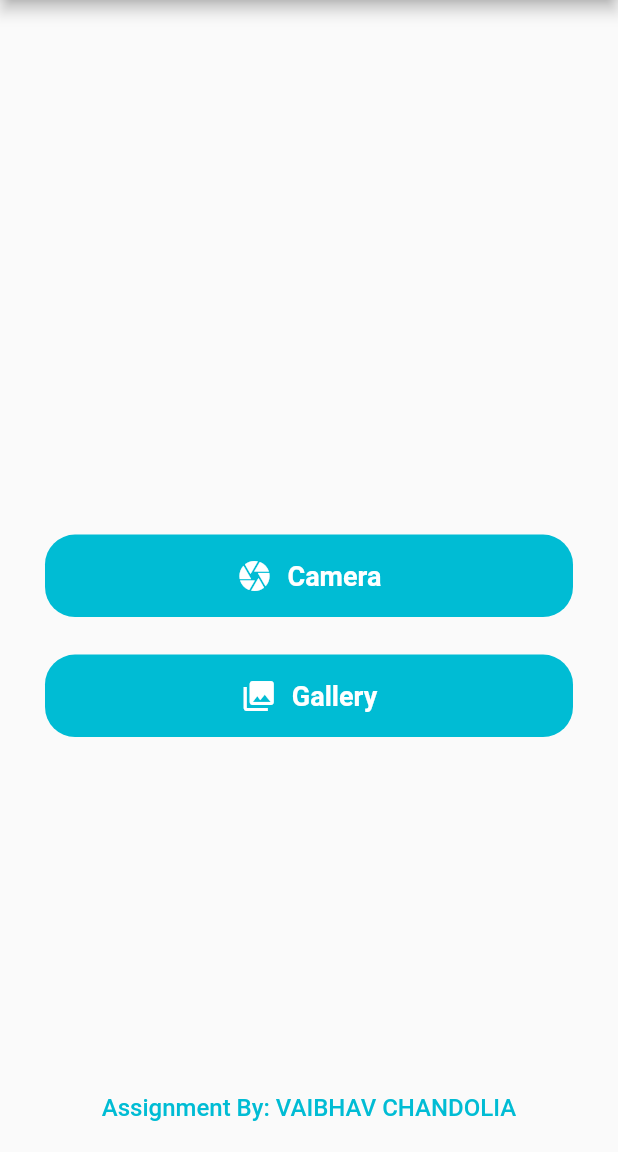
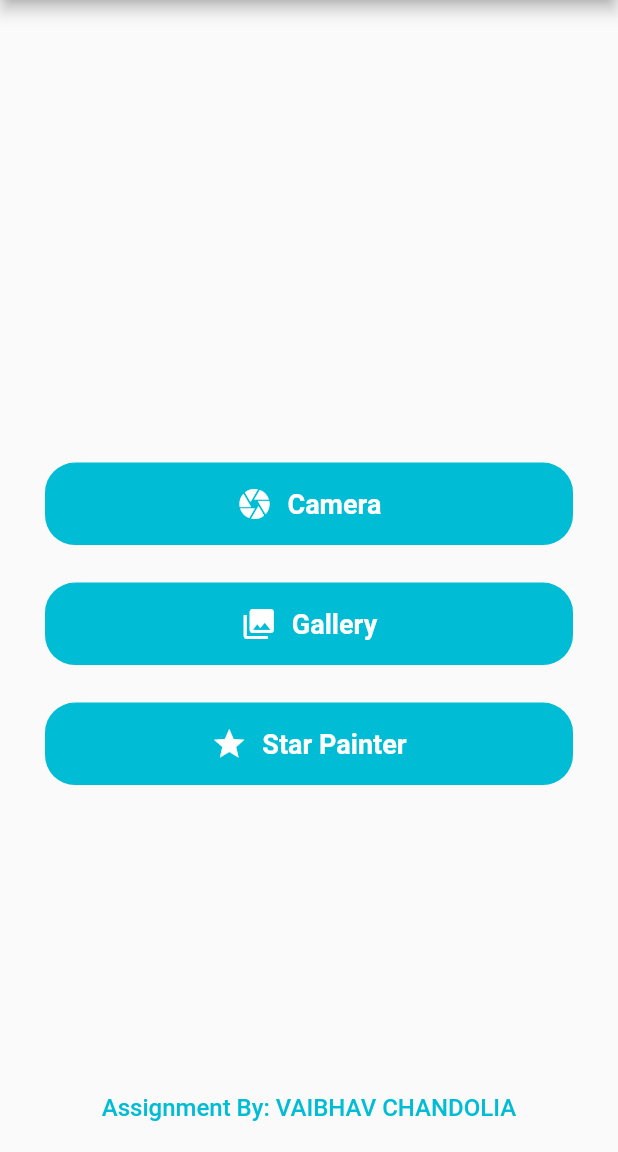
Before and after one commit to vaibhav13062/bulp_assignment, a Flutter app: the screen it shows after launch, on a phone screen of 412 x 824 dp, the part 84-1236 px from its top. Run offline on Flutter 3.47's test engine with Material 2 defaults, Android fonts, the phone set to English and light mode, and no system bars; our stand-ins replace flutter_colorpicker, fluttertoast, gallery_saver, image_picker, screenshot; missing offline and left inert: flutter_painter.

Commit message:
Star painter added

```diff
--- a/lib/edit_image_sreen.dart
+++ b/lib/edit_image_sreen.dart
@@ -2,6 +2,7 @@ import 'dart:io';
 import 'dart:typed_data';
 import 'dart:ui' as ui;
 
+import 'package:bulp_assignment/star_clipper.dart';
 import 'package:flutter/material.dart';
 import 'package:flutter_colorpicker/flutter_colorpicker.dart';
 import 'package:flutter_painter/flutter_painter.dart';
--- a/lib/main.dart
+++ b/lib/main.dart
@@ -1,5 +1,6 @@
 import 'dart:io';
 
+import 'package:bulp_assignment/StarPainter.dart';
 import 'package:bulp_assignment/edit_image_sreen.dart';
 import 'package:flutter/material.dart';
 import 'package:fluttertoast/fluttertoast.dart';
@@ -68,7 +69,9 @@ class _MyHomePageState extends State<MyHomePage> {
         child: Column(
           mainAxisAlignment: MainAxisAlignment.center,
           children: <Widget>[
-            Spacer(flex: 6,),
+            Spacer(
+              flex: 6,
+            ),
             InkWell(
               onTap: () async {
                 final XFile? photo =
@@ -165,10 +168,55 @@ class _MyHomePageState extends State<MyHomePage> {
                 ),
               ),
             ),
-            Spacer(flex: 4,),
-            Text("Assignment By: VAIBHAV CHANDOLIA",   style: TextStyle(
-                fontSize: 16, fontWeight: FontWeight.w500, color: Colors.cyan),),
-            SizedBox(height: 20,)
+            SizedBox(
+              height: 25,
+            ),
+            InkWell(
+              onTap: () async {
+                Navigator.of(context).push(MaterialPageRoute(builder: (builder){
+                  return StarPainerScreen();
+                }));
+              },
+              child: Container(
+                height: 55,
+                padding: EdgeInsets.symmetric(vertical: 10, horizontal: 30),
+                decoration: BoxDecoration(
+                    color: Colors.cyan,
+                    borderRadius: BorderRadius.circular(20)),
+                child: Row(
+                  mainAxisAlignment: MainAxisAlignment.center,
+                  children: [
+                    Icon(
+                      Icons.star,
+                      color: Colors.white,
+                    ),
+                    SizedBox(
+                      width: 10,
+                    ),
+                    Text(
+                      "Star Painter",
+                      style: TextStyle(
+                          fontSize: 18,
+                          fontWeight: FontWeight.w600,
+                          color: Colors.white),
+                    )
+                  ],
+                ),
+              ),
+            ),
+            Spacer(
+              flex: 4,
+            ),
+            Text(
+              "Assignment By: VAIBHAV CHANDOLIA",
+              style: TextStyle(
+                  fontSize: 16,
+                  fontWeight: FontWeight.w500,
+                  color: Colors.cyan),
+            ),
+            SizedBox(
+              height: 20,
+            )
           ],
         ),
       ),
--- a/pubspec.yaml
+++ b/pubspec.yaml
@@ -37,6 +37,8 @@ dependencies:
   flutter_colorpicker: ^1.0.3
   gallery_saver: ^2.3.2
   path_provider: ^2.0.11
+  flutter_custom_clippers: ^2.0.0
+  screenshot: ^1.2.3
   flutter:
     sdk: flutter
 
```
Also changed, not shown: lib/StarPainter.dart (added, +291 -0 lines), lib/star_clipper.dart (added, +63 -0 lines), pubspec.lock.
